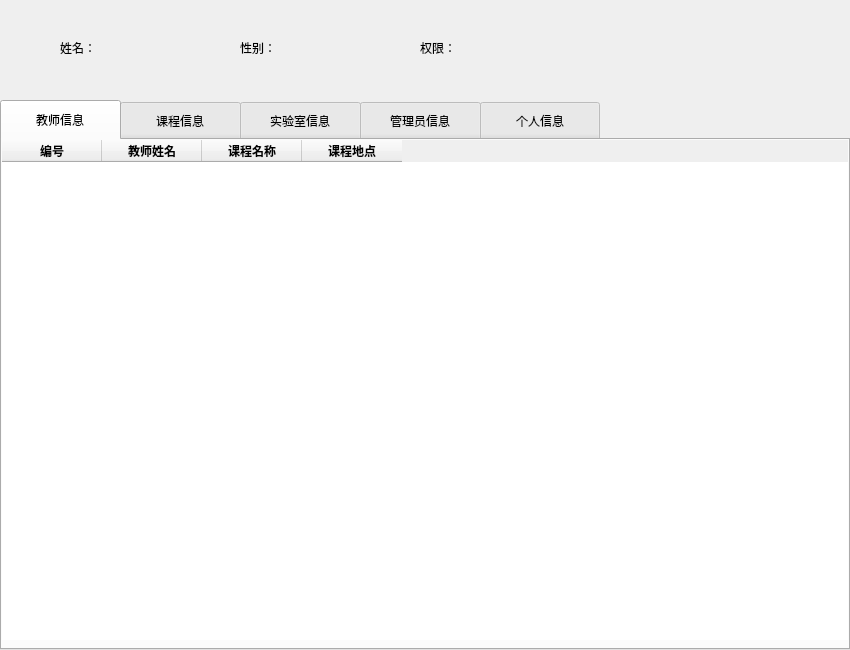
Old version of the form ui/teacher.ui in the repository zhaojingqian/db-lab-softwaremanager.
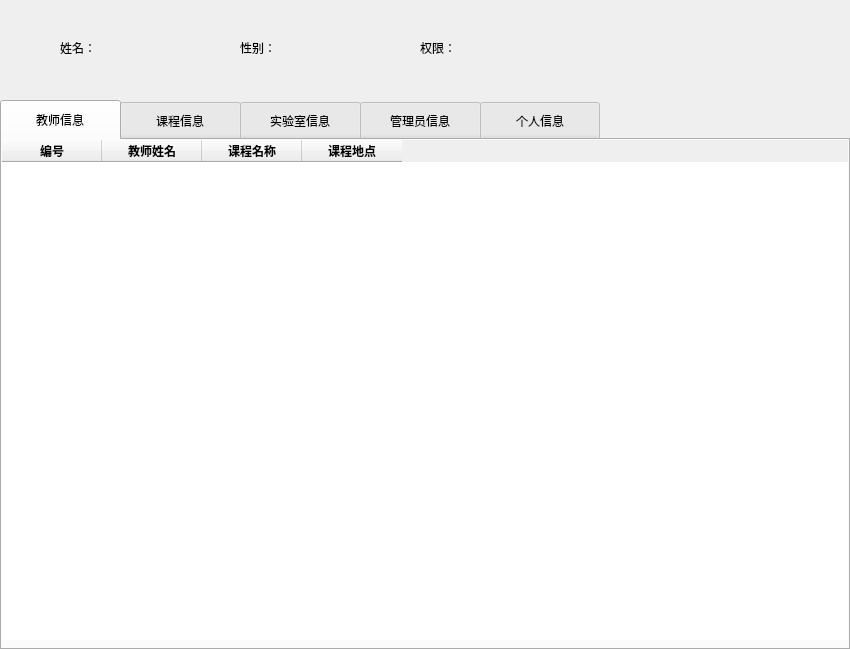
New version of the form. The open tabs and pages were chosen to show the change.

The edit to the form file:
```diff
--- a/ui/teacher.ui
+++ b/ui/teacher.ui
@@ -7,7 +7,7 @@
     <x>0</x>
     <y>0</y>
     <width>850</width>
-    <height>650</height>
+    <height>649</height>
    </rect>
   </property>
   <property name="font">
```
Left out of the diff: 2 changed lines with no effect on the pictures.
